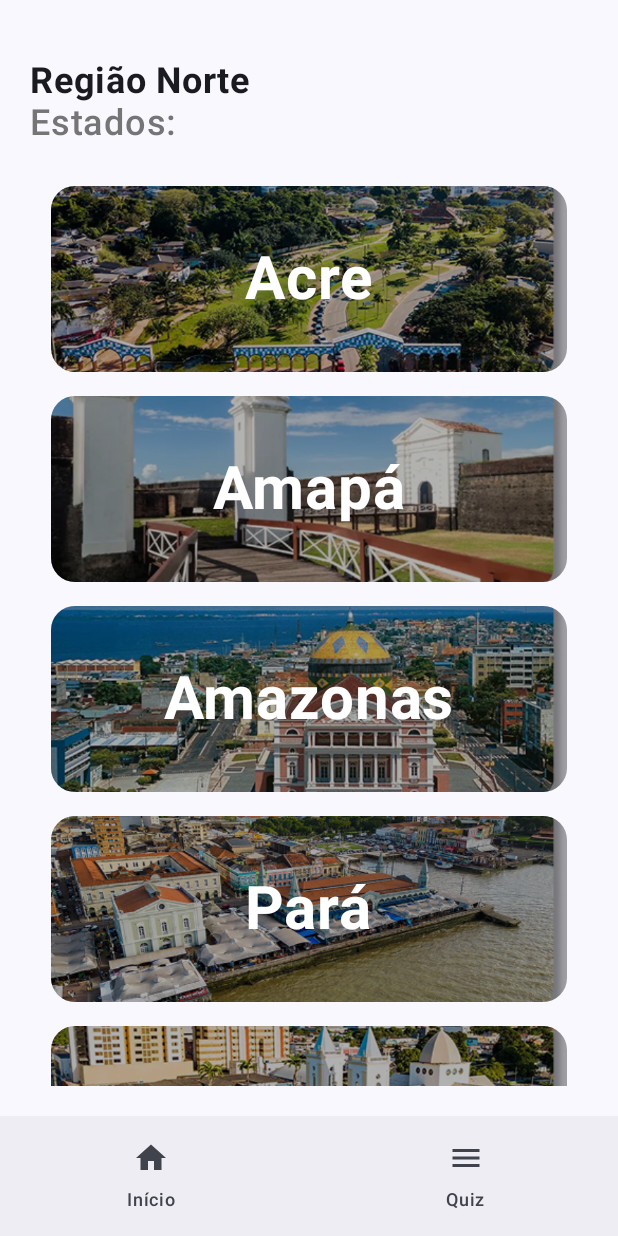
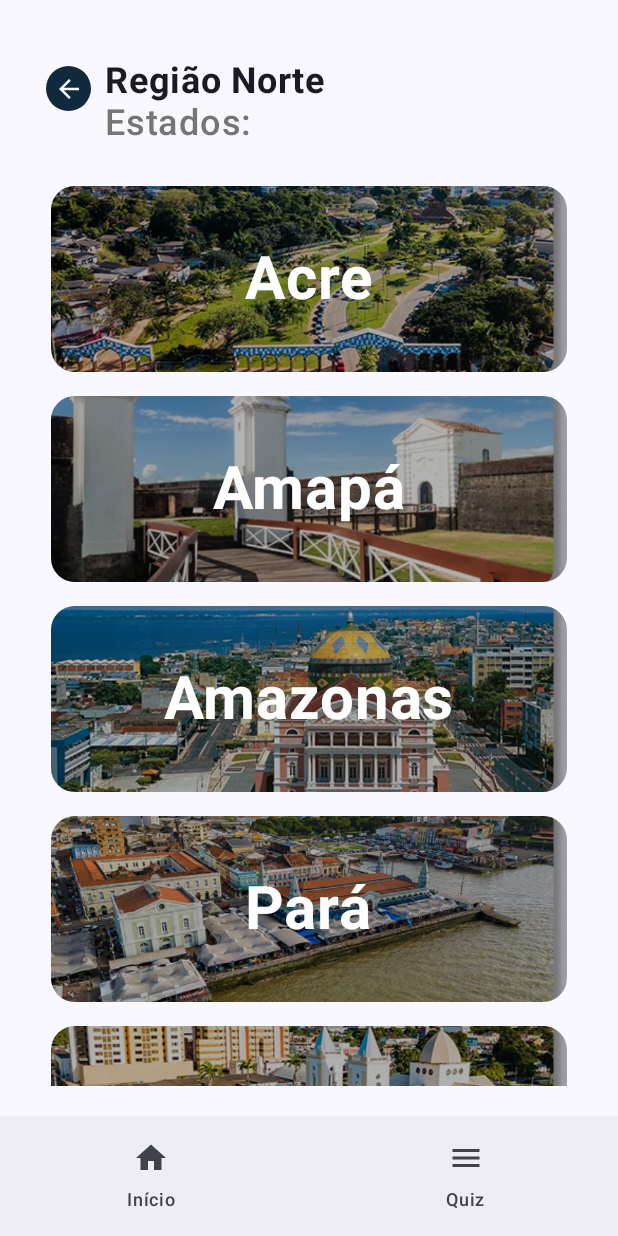
Before and after one commit to Rairodrigues040/inBrazil, an Android app built with Jetpack Compose: the screen it shows after launch (MainActivity), after a tap on "Norte", on a phone screen of 412 x 824 dp. Run offline under Robolectric (Android 15) with nearby library versions, the phone set to English and light mode, and no system bars; our stand-ins replace Room's generated code; Roboto replaces fonts that are not available here.

Commit message:
implementação do botão de retorno

```diff
--- a/app/src/main/java/com/rai/inbrazil/navigation/AppNavigation.kt
+++ b/app/src/main/java/com/rai/inbrazil/navigation/AppNavigation.kt
@@ -42,7 +42,7 @@ fun AppNavigation( viewModel: QuizViewModel) {
             }
 
             composable("estadoAcre"){
-                EstadoAcre()
+                EstadoAcre(navController)
             }
 
             composable("quizScreen") {
--- a/app/src/main/java/com/rai/inbrazil/ui/theme/apiClima/ClimaScreen.kt
+++ b/app/src/main/java/com/rai/inbrazil/ui/theme/UiApiClima/ClimaScreen.kt
@@ -1,4 +1,4 @@
-package com.rai.inbrazil.ui.theme.apiClima
+package com.rai.inbrazil.ui.theme.UiApiClima
 
 import androidx.compose.foundation.layout.Column
 import androidx.compose.foundation.layout.padding
@@ -23,7 +23,6 @@ fun ClimaScreen() {
     }
 
     LaunchedEffect(Unit) {
-
         val resposta = RetrofitInstance.api.buscarClima(
             latitude = -9.97499,
             longitude = -67.8243
--- /dev/null
+++ b/app/src/main/java/com/rai/inbrazil/ui/theme/components/PageReturn.kt
@@ -0,0 +1,46 @@
+package com.rai.inbrazil.ui.theme.components
+
+import android.graphics.drawable.Icon
+import androidx.compose.foundation.layout.padding
+import androidx.compose.foundation.layout.size
+import androidx.compose.foundation.layout.width
+import androidx.compose.foundation.shape.CircleShape
+import androidx.compose.foundation.shape.RoundedCornerShape
+import androidx.compose.material.icons.Icons
+import androidx.compose.material.icons.filled.ArrowBack
+import androidx.compose.material3.Button
+import androidx.compose.material3.ButtonDefaults
+import androidx.compose.material3.FilledIconButton
+import androidx.compose.material3.Icon
+import androidx.compose.material3.IconButtonDefaults
+import androidx.compose.material3.SegmentedButtonDefaults.Icon
+import androidx.compose.runtime.Composable
+import androidx.compose.ui.Modifier
+import androidx.compose.ui.graphics.Color
+import androidx.compose.ui.res.painterResource
+import androidx.compose.ui.tooling.preview.Preview
+import androidx.compose.ui.unit.dp
+import androidx.navigation.NavController
+import com.rai.inbrazil.ui.theme.Azul_Marinho
+
+@Composable
+fun PageReturn(navController: NavController) {
+    FilledIconButton(
+        modifier = Modifier
+            .padding(10.dp)
+            .size(30.dp),
+        colors = IconButtonDefaults.filledIconButtonColors(
+            containerColor = Azul_Marinho,
+            contentColor = Color.White
+        ),
+        onClick = {
+            navController.popBackStack()
+        }
+    ) {
+        Icon(
+            imageVector = Icons.Default.ArrowBack,
+            contentDescription = "Voltar",
+            modifier = Modifier.size(20.dp)
+        )
+    }
+}
--- a/app/src/main/java/com/rai/inbrazil/ui/theme/regions/RegiaoNorte.kt
+++ b/app/src/main/java/com/rai/inbrazil/ui/theme/regions/RegiaoNorte.kt
@@ -1,6 +1,9 @@
 package com.rai.inbrazil.ui.theme.regions
 
+import androidx.compose.foundation.gestures.snapping.SnapPosition
+import androidx.compose.foundation.layout.Arrangement
 import androidx.compose.foundation.layout.Column
+import androidx.compose.foundation.layout.Row
 import androidx.compose.foundation.layout.Spacer
 import androidx.compose.foundation.layout.fillMaxSize
 import androidx.compose.foundation.layout.height
@@ -9,6 +12,7 @@ import androidx.compose.foundation.lazy.LazyColumn
 import androidx.compose.foundation.lazy.items
 import androidx.compose.material3.Text
 import androidx.compose.runtime.Composable
+import androidx.compose.ui.Alignment
 import androidx.compose.ui.Modifier
 import androidx.compose.ui.graphics.Color
 import androidx.compose.ui.text.font.FontWeight
@@ -18,6 +22,7 @@ import androidx.compose.ui.unit.sp
 import androidx.navigation.NavController
 import com.rai.inbrazil.R
 import com.rai.inbrazil.data.Regiao
+import com.rai.inbrazil.ui.theme.components.PageReturn
 import com.rai.inbrazil.ui.theme.components.RegiaoCard
 
 
@@ -32,12 +37,16 @@ fun RegiaoNorte(navController: NavController) {
         Regiao("Roraima", R.drawable.roraima_norte),
         Regiao("Tocantins", R.drawable.tocantins_norte),
     )
-
+// posso componentizar
     Column(
         modifier = Modifier
             .fillMaxSize()
             .padding(20.dp)
     ) {
+        Row (verticalAlignment = Alignment.CenterVertically){
+            PageReturn(navController)
+
+            Column(verticalArrangement = Arrangement.Center) {
                 Text(
                     text = "Região Norte",
                     fontSize = 24.sp,
@@ -51,14 +60,20 @@ fun RegiaoNorte(navController: NavController) {
                     color = Color(0xD85D5C5C),
                     fontWeight = FontWeight.SemiBold
                 )
+            }
+        }
+
 
         Spacer(modifier = Modifier.height(20.dp))
 
-        LazyColumn{
-            items(estadosNorte){ estados ->
+        LazyColumn {
+            items(estadosNorte) { estados ->
                 RegiaoCard(estados) {
-                    when(estados.nome){
-                        "Acre" -> { navController.navigate("estadoAcre")}
+                    when (estados.nome) {
+                        "Acre" -> {
+                            navController.navigate("estadoAcre")
+                        }
+
                         "Amapá" -> {}
                         "Amazonas" -> {}
                         "Pará" -> {}
--- /dev/null
+++ b/app/src/main/res/drawable/arrow_back.xml
@@ -0,0 +1,5 @@
+<vector xmlns:android="http://schemas.android.com/apk/res/android" android:autoMirrored="true" android:height="24dp" android:tint="#FFFFFF" android:viewportHeight="24" android:viewportWidth="24" android:width="24dp">
+
+    <path android:fillColor="@android:color/white" android:pathData="M20,11H7.83l5.59,-5.59L12,4l-8,8 8,8 1.41,-1.41L7.83,13H20v-2z"/>
+
+</vector>
```
Also changed, not shown: app/src/main/java/com/rai/inbrazil/data/repository/PerguntaRepository.kt (+0 -13 lines), app/src/main/java/com/rai/inbrazil/ui/theme/regions/EstadoAcre.kt (+21 -12 lines). Lines whose indentation alone changed are shown as unchanged.
